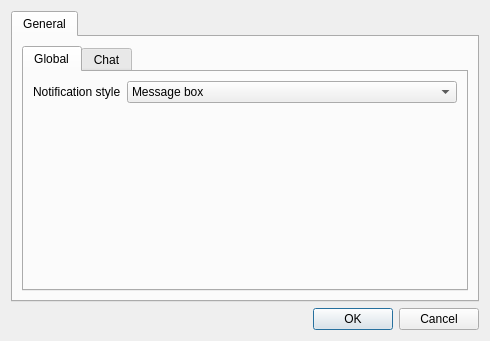
Above: ui/settingsdialog.ui from lighterowl/czateria before the change. Below: the same form after it.
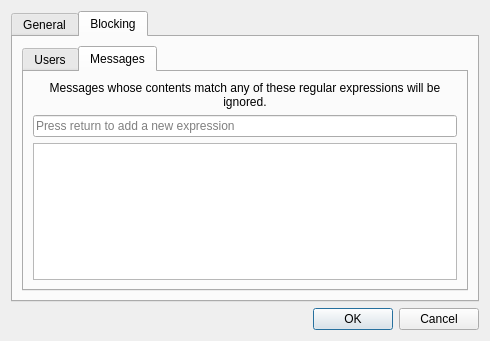
That is the form after the change.

Commit message: Implement blocking based on message contents and/or usernames (#93)

Diff of the .ui file:
```diff
--- a/ui/settingsdialog.ui
+++ b/ui/settingsdialog.ui
@@ -20,7 +20,7 @@
    <item>
     <widget class="QTabWidget" name="tabWidget">
      <property name="currentIndex">
-      <number>0</number>
+      <number>1</number>
      </property>
      <widget class="QWidget" name="generalTab">
       <attribute name="title">
@@ -104,6 +104,93 @@
        </item>
       </layout>
      </widget>
+     <widget class="QWidget" name="blockingTab">
+      <attribute name="title">
+       <string>Blocking</string>
+      </attribute>
+      <layout class="QVBoxLayout" name="verticalLayout_4">
+       <item>
+        <widget class="QTabWidget" name="tabWidget_3">
+         <property name="currentIndex">
+          <number>1</number>
+         </property>
+         <widget class="QWidget" name="blockingUsersTab">
+          <attribute name="title">
+           <string>Users</string>
+          </attribute>
+          <layout class="QVBoxLayout" name="verticalLayout_5">
+           <item>
+            <widget class="QLabel" name="label_3">
+             <property name="text">
+              <string>Messages (general and private) from usernames matching any of these regular expressions will be ignored.</string>
+             </property>
+             <property name="alignment">
+              <set>Qt::AlignCenter</set>
+             </property>
+             <property name="wordWrap">
+              <bool>true</bool>
+             </property>
+            </widget>
+           </item>
+           <item>
+            <widget class="QLineEdit" name="blockUserLineEdit">
+             <property name="placeholderText">
+              <string>Press return to add a new expression</string>
+             </property>
+             <property name="clearButtonEnabled">
+              <bool>true</bool>
+             </property>
+            </widget>
+           </item>
+           <item>
+            <widget class="QListWidget" name="blockedUsersList"/>
+           </item>
+          </layout>
+         </widget>
+         <widget class="QWidget" name="blockingMsgsTab">
+          <attribute name="title">
+           <string>Messages</string>
+          </attribute>
+          <layout class="QVBoxLayout" name="verticalLayout_6">
+           <item>
+            <widget class="QLabel" name="label_4">
+             <property name="text">
+              <string>Messages whose contents match any of these regular expressions will be ignored.</string>
+             </property>
+             <property name="alignment">
+              <set>Qt::AlignCenter</set>
+             </property>
+             <property name="wordWrap">
+              <bool>true</bool>
+             </property>
+            </widget>
+           </item>
+           <item>
+            <widget class="QLineEdit" name="blockMsgsLineEdit">
+             <property name="placeholderText">
+              <string>Press return to add a new expression</string>
+             </property>
+             <property name="clearButtonEnabled">
+              <bool>true</bool>
+             </property>
+            </widget>
+           </item>
+           <item>
+            <widget class="QListWidget" name="blockedMsgsList">
+             <property name="alternatingRowColors">
+              <bool>true</bool>
+             </property>
+             <property name="resizeMode">
+              <enum>QListView::Fixed</enum>
+             </property>
+            </widget>
+           </item>
+          </layout>
+         </widget>
+        </widget>
+       </item>
+      </layout>
+     </widget>
     </widget>
    </item>
    <item>
```
The commit also changes 18 other files.
